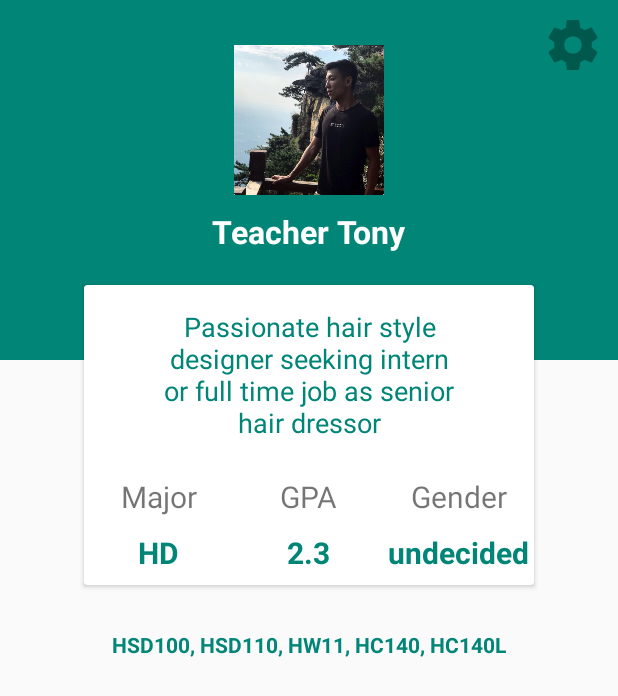
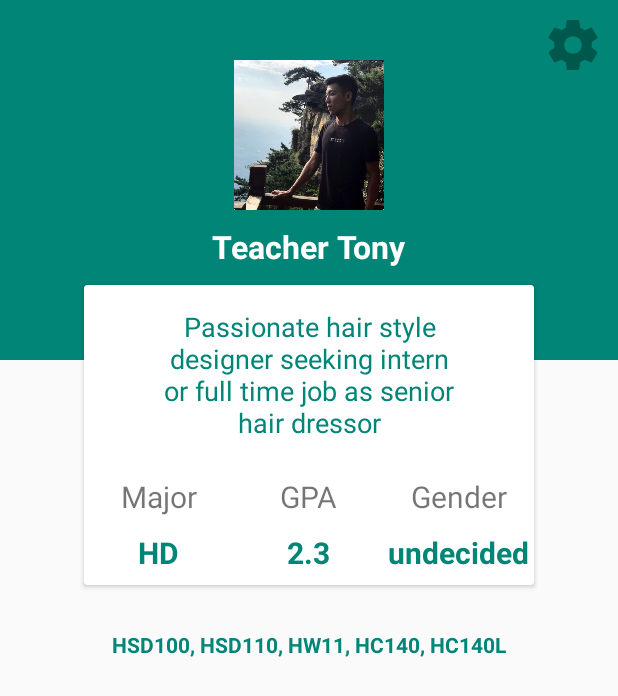
Before and after one commit to SihanSun/MeetSB, an Android app: the ProfileActivity screen opened directly, with no data from a screen before it, on a phone screen of 412 x 824 dp. Shown: the top 696 px of the screen. Run offline under Robolectric (Android 15) with nearby library versions, the phone set to English and light mode, and no system bars.

Commit message:
Link the activities

```diff
--- a/app/src/main/res/layout/activity_profile.xml
+++ b/app/src/main/res/layout/activity_profile.xml
@@ -12,34 +12,38 @@
 
         <Button
             android:id="@+id/profile_button_backToSetting"
-            android:layout_alignParentRight="true"
             android:layout_width="40dp"
             android:layout_height="40dp"
+            android:layout_alignParentRight="true"
             android:layout_marginTop="10dp"
             android:layout_marginRight="10dp"
-            android:background="@drawable/ic_settings_black_50dp" />
+            android:background="@drawable/ic_settings_black_50dp"
+            android:onClick="openSetting" />
 
         <LinearLayout
             android:layout_width="match_parent"
             android:layout_height="240dp"
+            android:layout_alignParentStart="true"
+            android:layout_alignParentTop="true"
             android:background="@color/colorPrimary"
             android:orientation="vertical">
 
             <ImageView
-                android:layout_gravity="center_horizontal"
-                android:layout_marginTop="30dp"
                 android:layout_width="100dp"
                 android:layout_height="100dp"
-                android:src="@drawable/tony_teacher"/>
+                android:layout_gravity="center_horizontal"
+                android:layout_marginTop="40dp"
+                android:src="@drawable/tony_teacher" />
+
             <TextView
+                android:layout_width="wrap_content"
+                android:layout_height="wrap_content"
                 android:layout_gravity="center_horizontal"
                 android:layout_marginTop="10dp"
-                android:layout_width="wrap_content"
-                android:layout_height="wrap_content"
                 android:text="Teacher Tony"
-                android:textStyle="bold"
                 android:textColor="#fff"
-                android:textSize="21dp"/>
+                android:textSize="21dp"
+                android:textStyle="bold" />
         </LinearLayout>
         <android.support.v7.widget.CardView
             android:layout_width="300dp"
```
Also changed, not shown: app/src/main/java/cse110/com/meetsb/LoginActivity.java (+9 -11 lines), app/src/main/java/cse110/com/meetsb/MainActivity.java (+6 -1 lines), app/src/main/java/cse110/com/meetsb/ProfileActivity.java (+7 -1 lines), app/src/main/res/layout/item.xml (+8 -0 lines).
